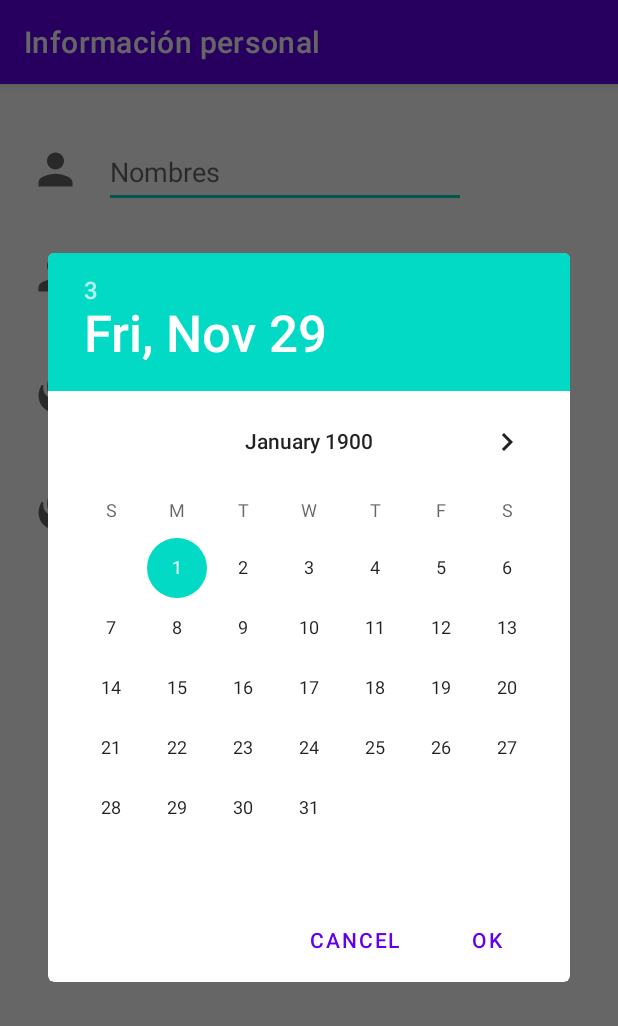
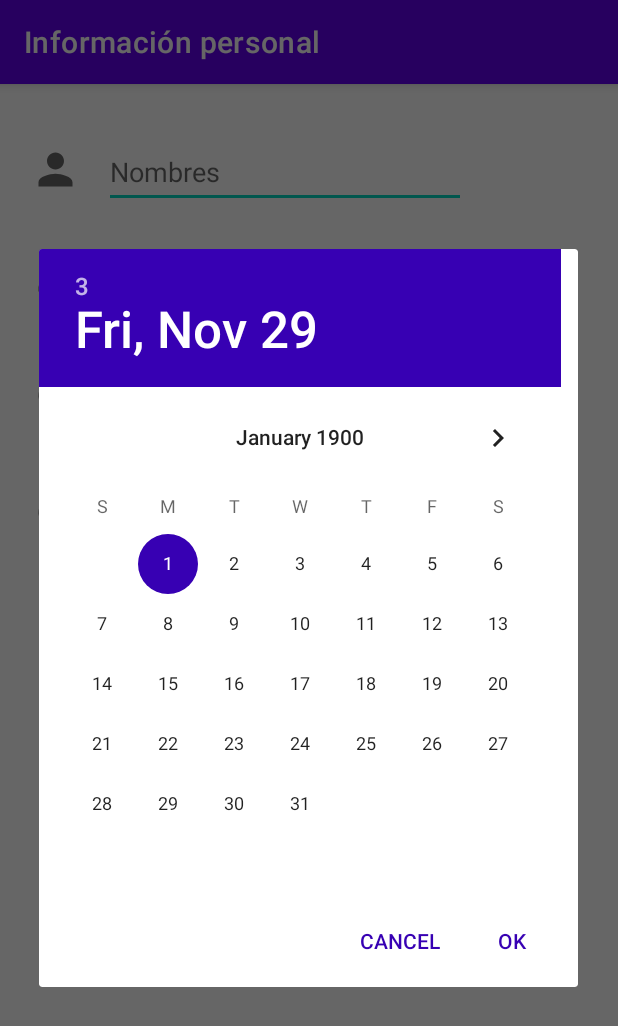
Before and after one commit to DaniJaramillo7/LabsCM20221-Gr05, an Android app: the screen it shows after launch (PersonalDataActivity), after a tap on "BUTTON", on a phone screen of 412 x 824 dp. Shown: the top 1026 px of the screen. Run offline under Robolectric (Android 15) with nearby library versions, the phone set to English and light mode, and no system bars.

Commit message:
refactor: change date picker colors

```diff
--- a/Lab1-UI/src/main/java/com/example/labscm20221_gr05/DatePickerFragment.kt
+++ b/Lab1-UI/src/main/java/com/example/labscm20221_gr05/DatePickerFragment.kt
@@ -13,7 +13,7 @@ class DatePickerFragment(val listener: (year: Int, month: Int, day: Int) -> Unit
     }
 
     override fun onCreateDialog(savedInstanceState: Bundle?): Dialog {
-        return DatePickerDialog(activity as Context, this, -1,-1,-1)
+        return DatePickerDialog(activity as Context, R.style.datePickerTheme, this, -1,-1,-1)
     }
 
 }
--- a/Lab1-UI/src/main/res/values/themes.xml
+++ b/Lab1-UI/src/main/res/values/themes.xml
@@ -13,4 +13,9 @@
         <item name="android:statusBarColor" tools:targetApi="l">?attr/colorPrimaryVariant</item>
         <!-- Customize your theme here. -->
     </style>
+
+    <style name="datePickerTheme" parent="android:Theme.Material.Light.Dialog.Alert">
+        <item name="android:colorAccent">@color/purple_700</item>
+        <item name="colorOnPrimary">@color/purple_700</item>
+    </style>
 </resources>
```
